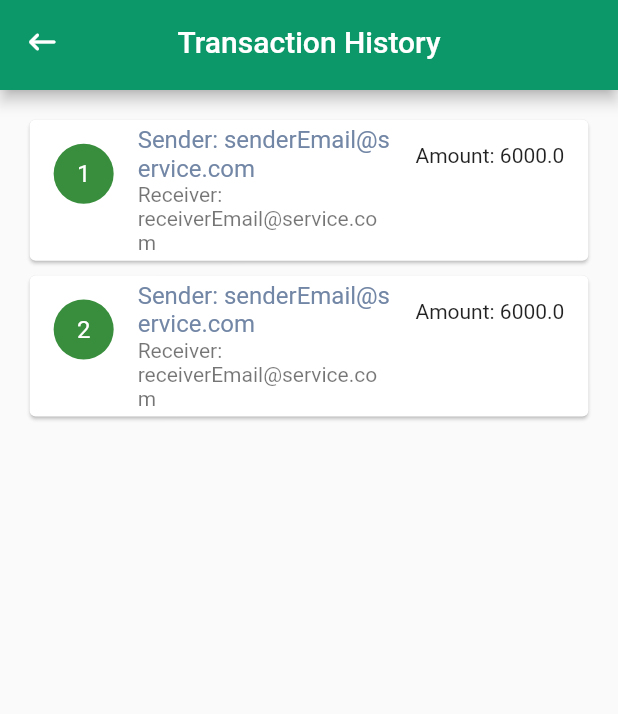
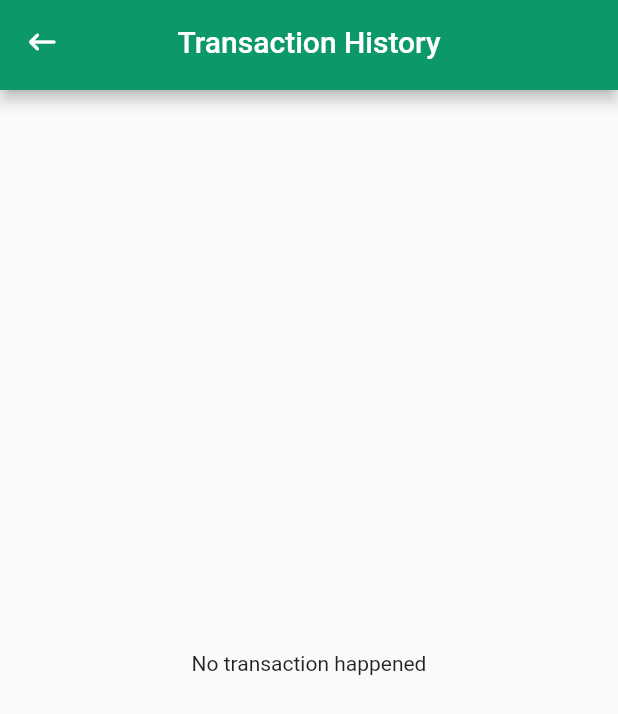
Before and after one commit to bugattie/spark_internship, a Flutter app: the TransactionHistory screen opened by its route, on a phone screen of 412 x 824 dp. Shown: the top 714 px of the screen. Run offline on Flutter 3.47's test engine with Material 2 defaults, Android fonts, the light colour scheme and no system bars; our stand-ins replace flutter_svg, sqflite; accounts and stored records are empty.

Commit message:
Worked with SQLite database

```diff
--- /dev/null
+++ b/basic_banking/lib/helpers/db_helper.dart
@@ -0,0 +1,23 @@
+import 'package:sqflite/sqflite.dart' as sql;
+import 'package:path/path.dart' as path;
+
+class DBHelper {
+  static Future<sql.Database> database() async {
+    final dbPath = await sql.getDatabasesPath();
+    return sql.openDatabase(path.join(dbPath, 'transaction.db'),
+        onCreate: (db, version) {
+      db.execute(
+          'CREATE TABLE transactionHistory(id INTEGER PRIMARY KEY AUTOINCREMENT, senderEmail TEXT, receiverEmail TEXT, amount REAL)');
+    }, version: 1);
+  }
+
+  static Future<void> insert(String table, Map<String, Object> data) async {
+    final db = await DBHelper.database();
+    await db.insert(table, data);
+  }
+
+  static Future<List<Map<String, dynamic>>> getData(String table) async {
+    final db = await DBHelper.database();
+    return db.query(table);
+  }
+}
--- a/basic_banking/lib/main.dart
+++ b/basic_banking/lib/main.dart
@@ -7,7 +7,7 @@ import './screens/transaction_history/transaction_history.dart';
 import './screens/transaction_screen/transaction_screen.dart';
 import 'screens/home_screen/home_screen.dart';
 import './models/user.dart';
-import './models/transaction.dart';
+import 'models/transaction_list.dart';
 
 void main() {
   runApp(MyApp());
--- a/basic_banking/lib/models/transaction.dart
+++ b/basic_banking/lib/models/transaction.dart
@@ -1,7 +1,5 @@
-import 'package:flutter/foundation.dart';
-
 class Transaction {
-  final String id;
+  int id;
   final String senderEmail;
   final String receiverEmail;
   final double amount;
@@ -12,29 +10,27 @@ class Transaction {
     this.receiverEmail,
     this.amount,
   });
-}
 
-class TransactionList with ChangeNotifier {
-  List<Transaction> _transactions = [
-    Transaction(
-      id: '1',
-      senderEmail: 'senderEmail@service.com',
-      receiverEmail: 'receiverEmail@service.com',
-      amount: 6000.0,
-    ),
-    Transaction(
-      id: '2',
-      senderEmail: 'senderEmail@service.com',
-      receiverEmail: 'receiverEmail@service.com',
-      amount: 6000.0,
-    )
-  ];
-
-  List<Transaction> get transactions {
-    return [..._transactions];
+  factory Transaction.fromMap(Map<String, dynamic> map) {
+    print("Map: ${map['amount']}");
+    var trans = Transaction(
+      id: map['id'],
+      senderEmail: map['senderEmail'],
+      receiverEmail: map['receiverEmail'],
+      amount: map['amount'],
+    );
+    print(trans);
+    return trans;
   }
 
-  void addTransaction() {
-    // ...
+  static List<Transaction> parseTransactionList(List<dynamic> list) {
+    if (list == null) return null;
+
+    final transactionList = <Transaction>[];
+    for (final item in list) {
+      transactionList.insert(0, Transaction.fromMap(item));
+    }
+
+    return transactionList;
   }
 }
--- a/basic_banking/lib/screens/home_screen/home_screen.dart
+++ b/basic_banking/lib/screens/home_screen/home_screen.dart
@@ -2,7 +2,8 @@ import 'package:flutter/material.dart';
 
 import './widgets/app_bar.dart';
 import './widgets/body.dart';
-import '../../../size_config.dart';
+// import '../../../size_config.dart';
+import '../../size_config.dart';
 
 class HomeScreen extends StatelessWidget {
   @override
--- a/basic_banking/lib/screens/transaction_history/widgets/body.dart
+++ b/basic_banking/lib/screens/transaction_history/widgets/body.dart
@@ -1,7 +1,7 @@
 import 'package:flutter/material.dart';
 import 'package:provider/provider.dart';
 
-import '../../../models/transaction.dart';
+import '../../../models/transaction_list.dart';
 import './transaction_list_build.dart';
 import '../../../size_config.dart';
 
@@ -9,20 +9,48 @@ class Body extends StatelessWidget {
   @override
   Widget build(BuildContext context) {
     double defaultSize = SizeConfig.defaultSize;
-    final transactionItems =
-        Provider.of<TransactionList>(context, listen: false);
 
     return Padding(
       padding: EdgeInsets.all(defaultSize * 2.0),
-      child: ListView.builder(
-        itemCount: transactionItems.transactions.length,
-        itemBuilder: (ctx, i) => TransactionListBuild(
-          id: transactionItems.transactions[i].id,
-          senderEmail: transactionItems.transactions[i].senderEmail,
-          receiverEmail: transactionItems.transactions[i].receiverEmail,
-          amount: transactionItems.transactions[i].amount,
-        ),
+      child: FutureBuilder(
+        future: Provider.of<TransactionList>(context, listen: false)
+            .fetchAndSetData(),
+        builder: (ctx, snapshot) =>
+            snapshot.connectionState == ConnectionState.waiting
+                ? Center(
+                    child: CircularProgressIndicator(),
+                  )
+                : Consumer<TransactionList>(
+                    child: Center(
+                      child: Text('No transaction happened'),
+                    ),
+                    builder: (ctx, data, ch) => data.transactions.length <= 0
+                        ? ch
+                        : ListView.builder(
+                            itemCount: data.transactions.length,
+                            itemBuilder: (ctx, i) => TransactionListBuild(
+                              id: data.transactions[i].id,
+                              senderEmail: data.transactions[i].senderEmail,
+                              receiverEmail: data.transactions[i].receiverEmail,
+                              amount: data.transactions[i].amount,
+                            ),
+                          ),
+                  ),
       ),
     );
   }
 }
+
+// builder: (ctx, data, ch) => data.transactions.length <= 0
+//                         ? ch
+//                         : ListView.builder(
+//                             itemCount: transactionItems.transactions.length,
+//                             itemBuilder: (ctx, i) => TransactionListBuild(
+//                               id: transactionItems.transactions[i].id,
+//                               senderEmail:
+//                                   transactionItems.transactions[i].senderEmail,
+//                               receiverEmail: transactionItems
+//                                   .transactions[i].receiverEmail,
+//                               amount: transactionItems.transactions[i].amount,
+//                             ),
+//                           ),
--- a/basic_banking/lib/screens/transaction_history/widgets/transaction_list_build.dart
+++ b/basic_banking/lib/screens/transaction_history/widgets/transaction_list_build.dart
@@ -4,7 +4,7 @@ import '../../../size_config.dart';
 import '../../../constants.dart';
 
 class TransactionListBuild extends StatelessWidget {
-  final String id;
+  final int id;
   final String senderEmail;
   final String receiverEmail;
   final double amount;
@@ -23,7 +23,7 @@ class TransactionListBuild extends StatelessWidget {
       margin: EdgeInsets.only(bottom: defaultSize),
       child: ListTile(
         leading: CircleAvatar(
-          child: Text(id),
+          child: Text(id.toString()),
         ),
         title: Text(
           'Sender: $senderEmail',
```
Also changed, not shown: basic_banking/lib/models/transaction_list.dart (added, +40 -0 lines), basic_banking/lib/screens/transaction_screen/widgets/build_form.dart (+23 -23 lines), basic_banking/pubspec.lock.
